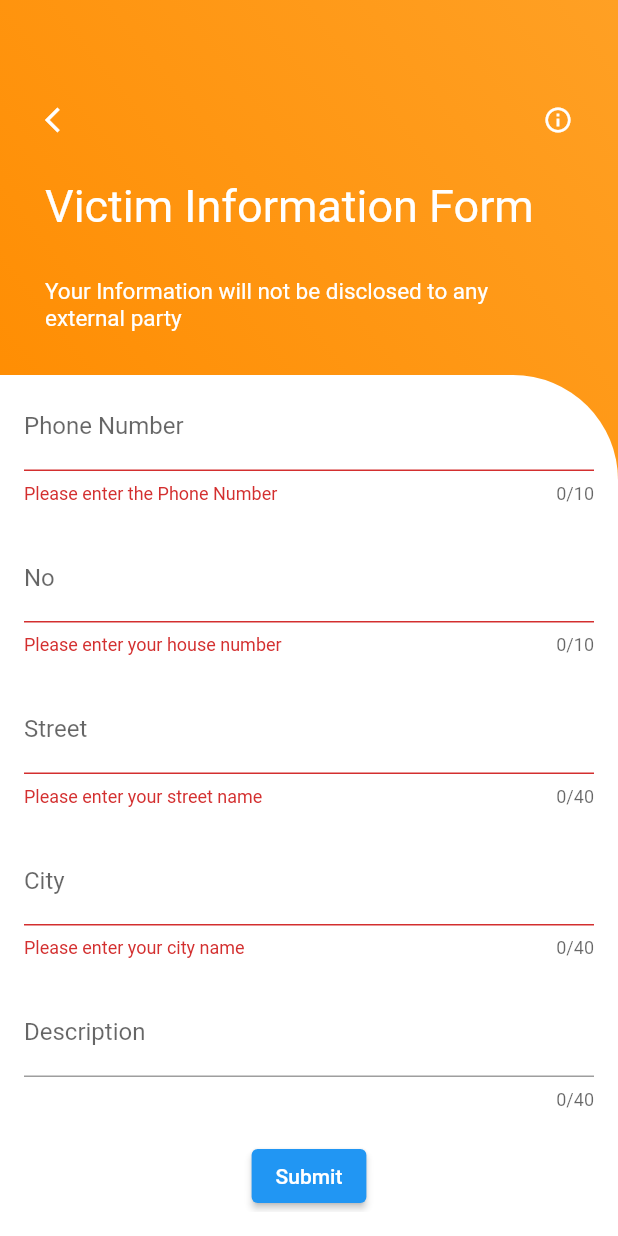
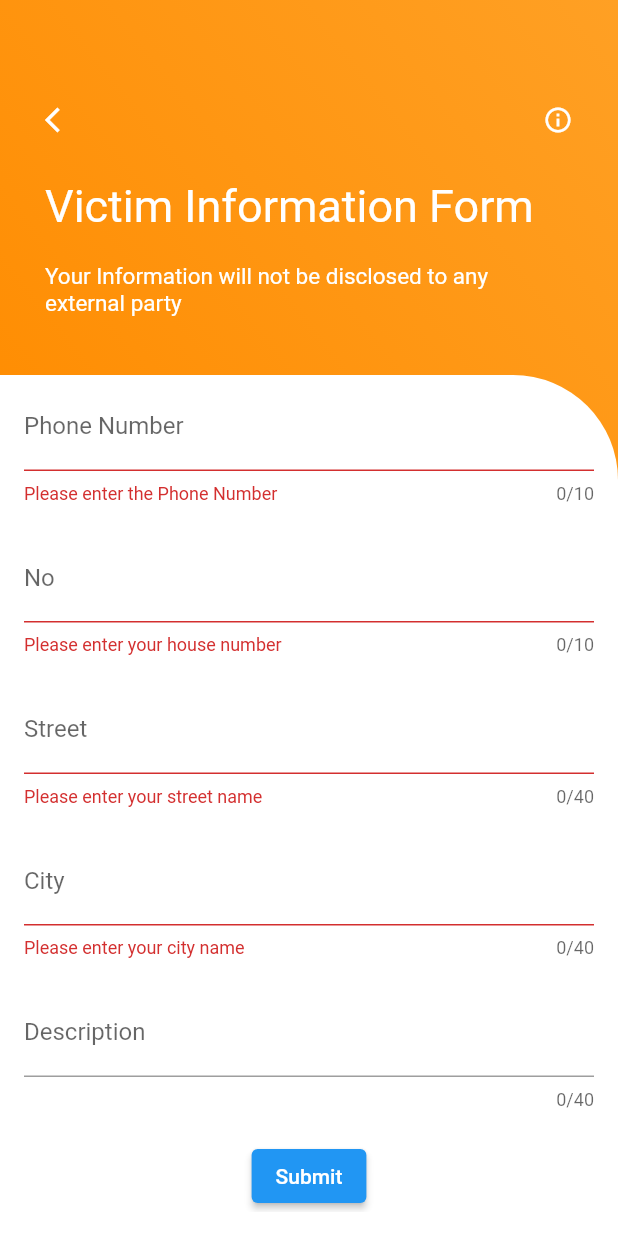
Before and after one commit to Shalinda99/FoodBank-Mobile, a Flutter app: the VictimForm screen opened directly, scrolled down 334 dp, after a tap on "Submit", on a phone screen of 412 x 824 dp. Run offline on Flutter 3.47's test engine with Material 2 defaults, Android fonts, the phone set to English and light mode, and no system bars.

Commit message:
write to terminal

```diff
--- a/lib/victimForm.dart
+++ b/lib/victimForm.dart
@@ -12,6 +12,7 @@ class VictimForm extends StatefulWidget {
   @override
   State<VictimForm> createState() => _VictimFormState();
 }
+final _formKey = GlobalKey<FormState>();
 
 class _VictimFormState extends State<VictimForm> {
   TextEditingController nameController = TextEditingController();
@@ -35,6 +36,8 @@ class _VictimFormState extends State<VictimForm> {
         'Street': streetController.text,
         'City': cityController.text,
         'Description': descriptionController.text,
+
+
       };
 
       // Convert the form data to JSON format
@@ -51,37 +54,7 @@ class _VictimFormState extends State<VictimForm> {
         headers: {'Content-Type': 'application/json'},
       );
 
-      if (response.statusCode == 200) {
-        // Form data successfully sent to the backend
-        ScaffoldMessenger.of(context).showSnackBar(
-          // ignore: prefer_const_constructors
-          SnackBar(
-            content: const Text('Form submitted successfully'),
-            behavior: SnackBarBehavior.floating,
-            duration: const Duration(seconds: 2),
-          ),
-        );
 
-        // Clear form values
-        nameController.clear();
-        lastnameController.clear();
-        nicController.clear();
-        phonenumberController.clear();
-        noController.clear();
-        streetController.clear();
-        cityController.clear();
-        descriptionController.clear();
-      } else {
-        // Error occurred while sending form data to the backend
-        // ignore: use_build_context_synchronously
-        ScaffoldMessenger.of(context).showSnackBar(
-          const SnackBar(
-            content: Text('Error submitting form data'),
-            behavior: SnackBarBehavior.floating,
-            duration: Duration(seconds: 2),
-          ),
-        );
-      }
     }
   }
 
@@ -278,7 +251,7 @@ class _VictimFormState extends State<VictimForm> {
                     ),
                   ),
                   const SizedBox(
-                    height: 30,
+                    height: 20,
                   ),
                   const Text(
                     "Your Information will not be disclosed to any external party",
@@ -342,8 +315,23 @@ class _VictimFormState extends State<VictimForm> {
                             height: 20.0,
                           ),
   ElevatedButton(
-      onPressed: submitForm,
-      child: const Text('Submit'),
+      onPressed: () {
+    if (_formKey.currentState!.validate()) {
+      // Process the form data
+      // print valid form
+      print("FirstName: ${nameController.text}");
+       print("LastName: ${lastnameController.text}");
+       print("Nic: ${nicController.text}");
+        print("PhoneNumber: ${phonenumberController.text}");
+         print("No: ${noController.text}");
+          print("Street: ${streetController.text}");
+           print("City: ${cityController.text}");
+            print("Description: ${descriptionController.text}");
+
+      submitForm();
+    }
+  },
+  child: Text('Submit'),
     ),
 
                         ],
```
Also changed, not shown: lib/fooddonationForm.dart (+52 -12 lines), lib/fooddonationdetails.dart (added, +30 -0 lines), 1 other file.
